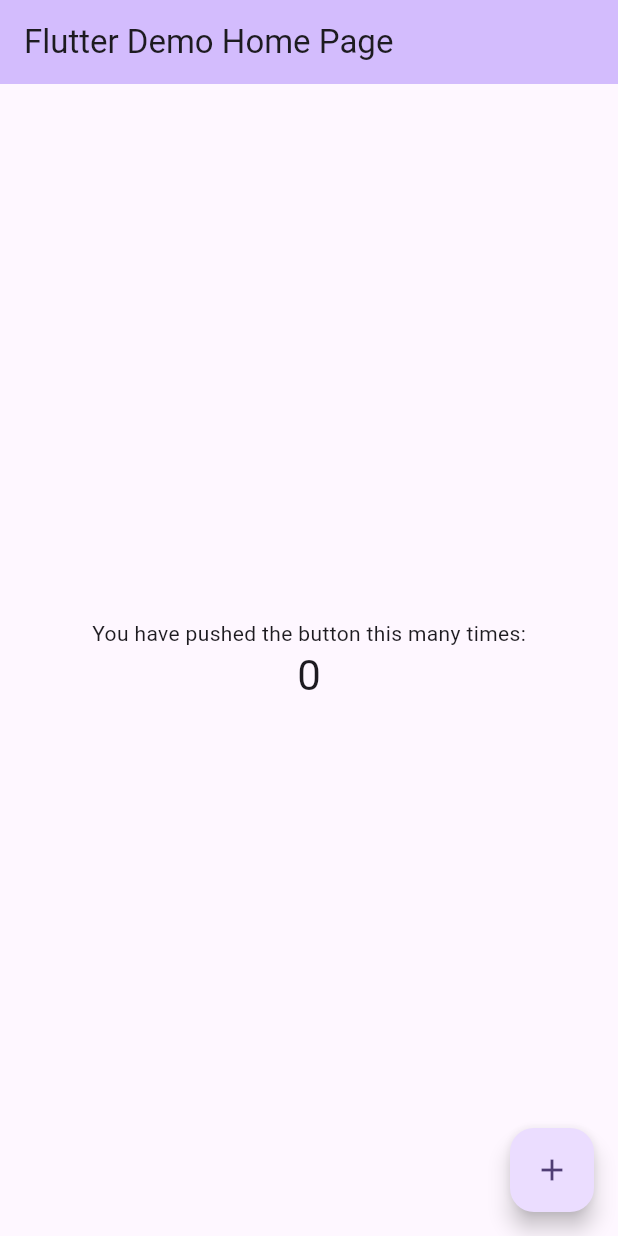
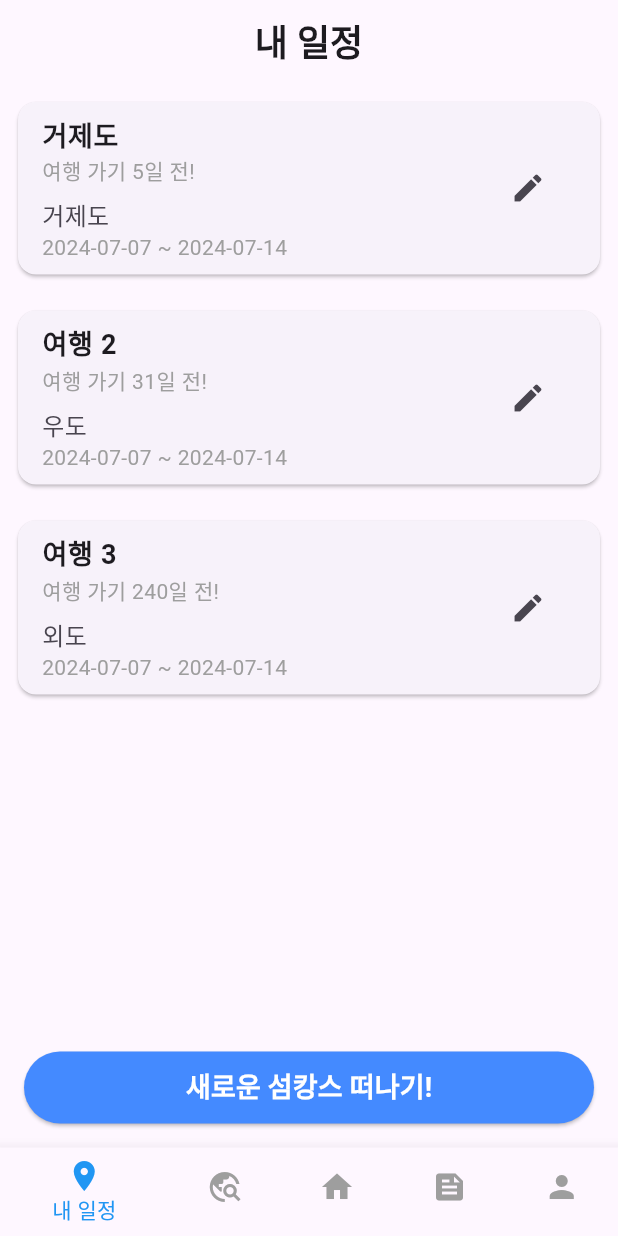
Before and after one commit to eoieiie/island-trip-app, a Flutter app: the screen it shows after launch, on a phone screen of 412 x 824 dp. Run offline on Flutter 3.47's test engine with Material 3 defaults, Android fonts, the phone set to English and light mode, and no system bars.

Commit message:
✨ 메인 화면 및 '내 여행' 부분 수정
- 메인 화면 구성 변경 및 '내 여행' 페이지 추가
- pubspec.yaml 디펜던시에 intl: ^0.17.0 추가 (my_travel.view.dart 사용)

```diff
--- a/lib/main.dart
+++ b/lib/main.dart
@@ -1,125 +1,84 @@
+// lib/main.dart
+
 import 'package:flutter/material.dart';
+import 'package:project_island/section/my_travel/view/my_travel_view.dart';
+// 다른 섹션들의 import도 필요에 따라 추가
 
 void main() {
-  runApp(const MyApp());
+  runApp(MyApp());
 }
 
 class MyApp extends StatelessWidget {
-  const MyApp({super.key});
-
-  // This widget is the root of your application.
   @override
   Widget build(BuildContext context) {
     return MaterialApp(
-      title: 'Flutter Demo',
+      title: 'Island Travel App',
       theme: ThemeData(
-        // This is the theme of your application.
-        //
-        // TRY THIS: Try running your application with "flutter run". You'll see
-        // the application has a purple toolbar. Then, without quitting the app,
-        // try changing the seedColor in the colorScheme below to Colors.green
-        // and then invoke "hot reload" (save your changes or press the "hot
-        // reload" button in a Flutter-supported IDE, or press "r" if you used
-        // the command line to start the app).
-        //
-        // Notice that the counter didn't reset back to zero; the application
-        // state is not lost during the reload. To reset the state, use hot
-        // restart instead.
-        //
-        // This works for code too, not just values: Most code changes can be
-        // tested with just a hot reload.
-        colorScheme: ColorScheme.fromSeed(seedColor: Colors.deepPurple),
-        useMaterial3: true,
+        primarySwatch: Colors.blue,
       ),
-      home: const MyHomePage(title: 'Flutter Demo Home Page'),
+      home: MainPage(),
     );
   }
 }
 
-class MyHomePage extends StatefulWidget {
-  const MyHomePage({super.key, required this.title});
-
-  // This widget is the home page of your application. It is stateful, meaning
-  // that it has a State object (defined below) that contains fields that affect
-  // how it looks.
-
-  // This class is the configuration for the state. It holds the values (in this
-  // case the title) provided by the parent (in this case the App widget) and
-  // used by the build method of the State. Fields in a Widget subclass are
-  // always marked "final".
-
-  final String title;
-
+class MainPage extends StatefulWidget {
   @override
-  State<MyHomePage> createState() => _MyHomePageState();
+  _MainPageState createState() => _MainPageState();
 }
 
-class _MyHomePageState extends State<MyHomePage> {
-  int _counter = 0;
+class _MainPageState extends State<MainPage> {
+  int _selectedIndex = 0;
 
-  void _incrementCounter() {
+  static List<Widget> _widgetOptions = <Widget>[
+    MyTravelView(),
+    // 여행 도구 페이지
+    Scaffold(body: Center(child: Text('여행 도구 페이지'))),
+    // 섬 모양 홈버튼 페이지
+    Scaffold(body: Center(child: Text('섬 모양 홈버튼 페이지'))),
+    // 피드 페이지
+    Scaffold(body: Center(child: Text('피드 페이지'))),
+    // 마이페이지
+    Scaffold(body: Center(child: Text('마이페이지'))),
+  ];
+
+  void _onItemTapped(int index) {
     setState(() {
-      // This call to setState tells the Flutter framework that something has
-      // changed in this State, which causes it to rerun the build method below
-      // so that the display can reflect the updated values. If we changed
-      // _counter without calling setState(), then the build method would not be
-      // called again, and so nothing would appear to happen.
-      _counter++;
+      _selectedIndex = index;
     });
   }
 
   @override
   Widget build(BuildContext context) {
-    // This method is rerun every time setState is called, for instance as done
-    // by the _incrementCounter method above.
-    //
-    // The Flutter framework has been optimized to make rerunning build methods
-    // fast, so that you can just rebuild anything that needs updating rather
-    // than having to individually change instances of widgets.
     return Scaffold(
-      appBar: AppBar(
-        // TRY THIS: Try changing the color here to a specific color (to
-        // Colors.amber, perhaps?) and trigger a hot reload to see the AppBar
-        // change color while the other colors stay the same.
-        backgroundColor: Theme.of(context).colorScheme.inversePrimary,
-        // Here we take the value from the MyHomePage object that was created by
-        // the App.build method, and use it to set our appbar title.
-        title: Text(widget.title),
+      body: _widgetOptions.elementAt(_selectedIndex),
+      bottomNavigationBar: BottomNavigationBar(
+        items: const <BottomNavigationBarItem>[
+          BottomNavigationBarItem(
+            icon: Icon(Icons.location_on),
+            label: '내 일정',
+          ),
+          BottomNavigationBarItem(
+            icon: Icon(Icons.travel_explore),
+            label: '여행 도구',
+          ),
+          BottomNavigationBarItem(
+            icon: Icon(Icons.home),
+            label: '섬 모양 홈버튼',
+          ),
+          BottomNavigationBarItem(
+            icon: Icon(Icons.feed),
+            label: '피드',
+          ),
+          BottomNavigationBarItem(
+            icon: Icon(Icons.person),
+            label: '마이페이지',
+          ),
+        ],
+        currentIndex: _selectedIndex,
+        selectedItemColor: Colors.blue,
+        unselectedItemColor: Colors.grey,
+        onTap: _onItemTapped,
       ),
-      body: Center(
-        // Center is a layout widget. It takes a single child and positions it
-        // in the middle of the parent.
-        child: Column(
-          // Column is also a layout widget. It takes a list of children and
-          // arranges them vertically. By default, it sizes itself to fit its
-          // children horizontally, and tries to be as tall as its parent.
-          //
-          // Column has various properties to control how it sizes itself and
-          // how it positions its children. Here we use mainAxisAlignment to
-          // center the children vertically; the main axis here is the vertical
-          // axis because Columns are vertical (the cross axis would be
-          // horizontal).
-          //
-          // TRY THIS: Invoke "debug painting" (choose the "Toggle Debug Paint"
-          // action in the IDE, or press "p" in the console), to see the
-          // wireframe for each widget.
-          mainAxisAlignment: MainAxisAlignment.center,
-          children: <Widget>[
-            const Text(
-              'You have pushed the button this many times:',
-            ),
-            Text(
-              '$_counter',
-              style: Theme.of(context).textTheme.headlineMedium,
-            ),
-          ],
-        ),
-      ),
-      floatingActionButton: FloatingActionButton(
-        onPressed: _incrementCounter,
-        tooltip: 'Increment',
-        child: const Icon(Icons.add),
-      ), // This trailing comma makes auto-formatting nicer for build methods.
     );
   }
 }
--- /dev/null
+++ b/lib/section/my_travel/view/my_travel_view.dart
@@ -0,0 +1,213 @@
+// lib/section/my_travel/view/my_travel_view.dart
+
+import 'package:flutter/material.dart';
+import 'package:intl/intl.dart';
+// import 'island_selection_view.dart'; // island_selection_view.dart 임포트
+
+
+class MyTravelView extends StatelessWidget {
+  @override
+  Widget build(BuildContext context) {
+    return Scaffold(
+      appBar: AppBar(
+        title: Text('내 일정', style: TextStyle(fontSize: 24, fontWeight: FontWeight.bold)),
+        centerTitle: true,
+      ),
+      body: Column(
+        children: [
+          Expanded(
+            child: ListView(
+              children: [
+                // 첫 번째 여행 카드
+                TravelCard(
+                  title: '거제도',
+                  subtitle: '여행 가기 5일 전!',
+                  dateRange: '2024-07-07 ~ 2024-07-14',
+                  island: '거제도',
+                ),
+                // 두 번째 여행 카드
+                TravelCard(
+                  title: '여행 2',
+                  subtitle: '여행 가기 31일 전!',
+                  dateRange: '2024-07-07 ~ 2024-07-14',
+                  island: '우도',
+                ),
+                // 세 번째 여행 카드
+                TravelCard(
+                  title: '여행 3',
+                  subtitle: '여행 가기 240일 전!',
+                  dateRange: '2024-07-07 ~ 2024-07-14',
+                  island: '외도',
+                ),
+              ],
+            ),
+          ),
+          // 새로운 섬강스 떠나기 버튼
+          Padding(
+            padding: const EdgeInsets.all(16.0),
+            child: ElevatedButton(
+              onPressed: () {
+                // Navigator.push(
+                //context,
+                // MaterialPageRoute(builder: (context) => IslandSelectionView()),
+                // );
+              },
+              child: Text('새로운 섬캉스 떠나기!', style: TextStyle(fontSize: 18, fontWeight: FontWeight.bold, color: Colors.white)),
+              style: ElevatedButton.styleFrom(
+                minimumSize: Size(double.infinity, 48),
+                backgroundColor: Colors.blueAccent,
+              ),
+            ),
+          ),
+        ],
+      ),
+    );
+  }
+}
+
+class TravelCard extends StatelessWidget {
+  final String title;
+  final String subtitle;
+  final String dateRange;
+  final String island;
+
+  TravelCard({
+    required this.title,
+    required this.subtitle,
+    required this.dateRange,
+    required this.island,
+  });
+
+  @override
+  Widget build(BuildContext context) {
+    return Padding(
+      padding: const EdgeInsets.all(8.0),
+      child: Card(
+        child: ListTile(
+          title: Text(
+            title,
+            style: TextStyle(fontWeight: FontWeight.bold, fontSize: 18),
+          ),
+          subtitle: Column(
+            crossAxisAlignment: CrossAxisAlignment.start,
+            children: [
+              Text(subtitle, style: TextStyle(color: Colors.grey)),
+              SizedBox(height: 8.0),
+              Text(island, style: TextStyle(fontSize: 16)),
+              Text(dateRange, style: TextStyle(color: Colors.grey)),
+            ],
+          ),
+          trailing: IconButton(
+            icon: Icon(Icons.edit),
+            onPressed: () {
+              showDialog(
+                context: context,
+                builder: (BuildContext context) {
+                  return EditTravelDialog(
+                    title: title,
+                    startDate: DateTime.parse(dateRange.split(' ~ ')[0]),
+                    endDate: DateTime.parse(dateRange.split(' ~ ')[1]),
+                  );
+                },
+              );
+            },
+          ),
+        ),
+      ),
+    );
+  }
+}
+
+class EditTravelDialog extends StatefulWidget {
+  final String title;
+  final DateTime startDate;
+  final DateTime endDate;
+
+  EditTravelDialog({required this.title, required this.startDate, required this.endDate});
+
+  @override
+  _EditTravelDialogState createState() => _EditTravelDialogState();
+}
+
+class _EditTravelDialogState extends State<EditTravelDialog> {
+  late TextEditingController _titleController;
+  late DateTime _startDate;
+  late DateTime _endDate;
+
+  @override
+  void initState() {
+    super.initState();
+    _titleController = TextEditingController(text: widget.title);
+    _startDate = widget.startDate;
+    _endDate = widget.endDate;
+  }
+
+  @override
+  void dispose() {
+    _titleController.dispose();
+    super.dispose();
+  }
+
+  Future<void> _selectDateRange(BuildContext context) async {
+    final DateTimeRange? picked = await showDateRangePicker(
+      context: context,
+      initialDateRange: DateTimeRange(start: _startDate, end: _endDate),
+      firstDate: DateTime(2020),
+      lastDate: DateTime(2100),
+    );
+    if (picked != null && picked != DateTimeRange(start: _startDate, end: _endDate)) {
+      setState(() {
+        _startDate = picked.start;
+        _endDate = picked.end;
+      });
+    }
+  }
+
+  @override
+  Widget build(BuildContext context) {
+    return AlertDialog(
+      title: Text('여행 정보 수정'),
+      content: Column(
+        mainAxisSize: MainAxisSize.min,
+        children: [
+          TextField(
+            controller: _titleController,
+            decoration: InputDecoration(labelText: '여행 이름'),
+          ),
+          SizedBox(height: 20),
+          GestureDetector(
+            onTap: () {
+              _selectDateRange(context);
+            },
+            child: AbsorbPointer(
+              child: Column(
+                crossAxisAlignment: CrossAxisAlignment.start,
+                children: [
+                  Text('출발', style: TextStyle(fontSize: 16, fontWeight: FontWeight.bold)),
+                  Text(DateFormat('yyyy-MM-dd').format(_startDate)),
+                  Text('도착', style: TextStyle(fontSize: 16, fontWeight: FontWeight.bold)),
+                  Text(DateFormat('yyyy-MM-dd').format(_endDate)),
+                ],
+              ),
+            ),
+          ),
+        ],
+      ),
+      actions: [
+        TextButton(
+          onPressed: () {
+            Navigator.of(context).pop();
+          },
+          child: Text('취소'),
+        ),
+        ElevatedButton(
+          onPressed: () {
+            // 저장 로직
+            Navigator.of(context).pop();
+          },
+          child: Text('저장'),
+        ),
+      ],
+    );
+  }
+}
--- a/pubspec.yaml
+++ b/pubspec.yaml
@@ -30,6 +30,7 @@ environment:
 dependencies:
   flutter:
     sdk: flutter
+  intl: ^0.17.0  # my_travel.view.dart
 
 
   # The following adds the Cupertino Icons font to your application.
```
Also changed, not shown: pubspec.lock, 2 other files.
